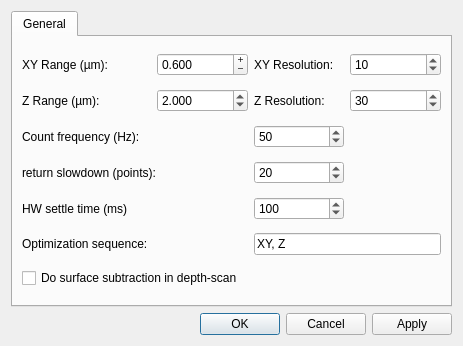
First picture: the form in gui/confocal/ui_optim_settings.ui, repository Ulm-IQO/qudi, before the edit.
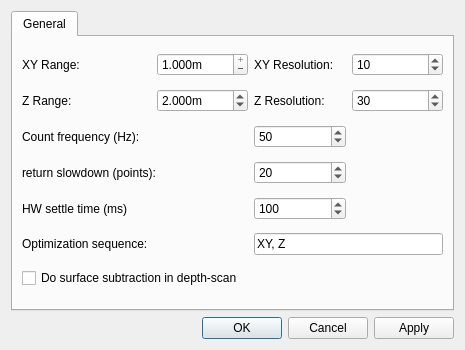
Second picture: the form after the edit. Custom widgets are drawn as their Qt base class.

Diff of the .ui file:
```diff
--- a/gui/confocal/ui_optim_settings.ui
+++ b/gui/confocal/ui_optim_settings.ui
@@ -6,8 +6,8 @@
    <rect>
     <x>0</x>
     <y>0</y>
-    <width>463</width>
-    <height>346</height>
+    <width>465</width>
+    <height>350</height>
    </rect>
   </property>
   <property name="sizePolicy">
@@ -36,7 +36,7 @@
           <string>&lt;html&gt;&lt;head/&gt;&lt;body&gt;&lt;p&gt;&lt;br/&gt;&lt;/p&gt;&lt;/body&gt;&lt;/html&gt;</string>
          </property>
          <property name="text">
-          <string>XY Range (µm):</string>
+          <string>XY Range:</string>
          </property>
         </widget>
        </item>
@@ -51,17 +51,20 @@
          <property name="specialValueText">
           <string/>
          </property>
+         <property name="suffix">
+          <string>m</string>
+         </property>
          <property name="decimals">
           <number>3</number>
          </property>
          <property name="maximum">
-          <double>10.000000000000000</double>
+          <double>1.000000000000000</double>
          </property>
          <property name="singleStep">
           <double>0.010000000000000</double>
          </property>
          <property name="value">
-          <double>0.600000000000000</double>
+          <double>1.000000000000000</double>
          </property>
         </widget>
        </item>
@@ -88,7 +91,7 @@
        <item row="1" column="0">
         <widget class="QLabel" name="label_3">
          <property name="text">
-          <string>Z Range (µm):</string>
+          <string>Z Range:</string>
          </property>
         </widget>
        </item>
@@ -98,7 +101,7 @@
           <string>&lt;html&gt;&lt;head/&gt;&lt;body&gt;&lt;p&gt;&lt;span style=&quot; font-size:10pt;&quot;&gt;Scan range of the optimizer in the z direction.&lt;/span&gt;&lt;/p&gt;&lt;/body&gt;&lt;/html&gt;</string>
          </property>
          <property name="suffix">
-          <string/>
+          <string>m</string>
          </property>
          <property name="decimals">
           <number>3</number>
@@ -249,6 +252,13 @@
    </item>
   </layout>
  </widget>
+ <customwidgets>
+  <customwidget>
+   <class>ScienDSpinBox</class>
+   <extends>QDoubleSpinBox</extends>
+   <header>qtwidgets.scientific_spinbox.h</header>
+  </customwidget>
+ </customwidgets>
  <tabstops>
   <tabstop>buttonBox</tabstop>
  </tabstops>
```
Left out of the diff: 6 changed lines with no effect on the pictures.
